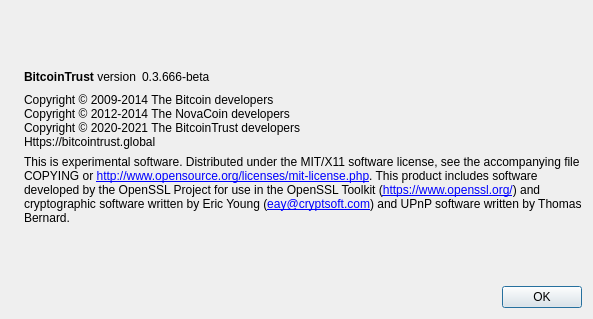
Old version of the form src/qt/forms/aboutdialog.ui in the repository bitcointrustbct/bitcointrust_old.
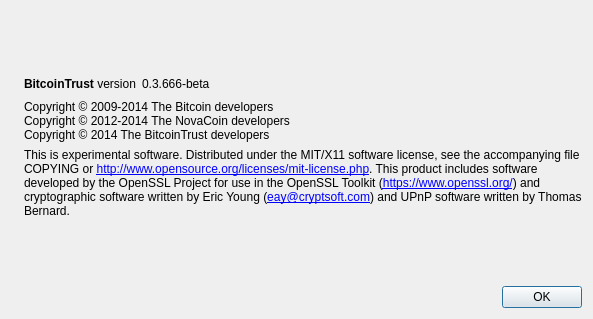
New version of the form. Icons and pictures are not drawn.

```diff
--- a/src/qt/forms/aboutdialog.ui
+++ b/src/qt/forms/aboutdialog.ui
@@ -93,8 +93,7 @@
        <property name="text">
         <string>Copyright © 2009-2014 The Bitcoin developers
 Copyright © 2012-2014 The NovaCoin developers
-Copyright © 2020-2021 The BitcoinTrust developers
-Https://bitcointrust.global</string>
+Copyright © 2014 The BitcoinTrust developers</string>
        </property>
        <property name="textInteractionFlags">
         <set>Qt::LinksAccessibleByMouse|Qt::TextSelectableByKeyboard|Qt::TextSelectableByMouse</set>
```
